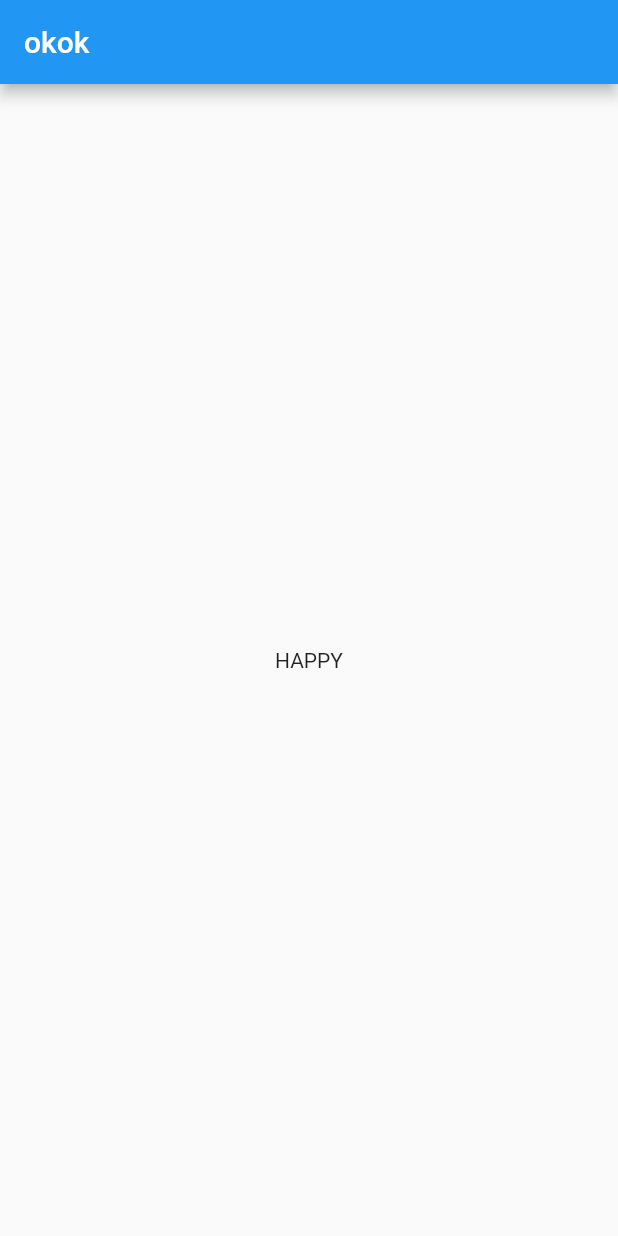
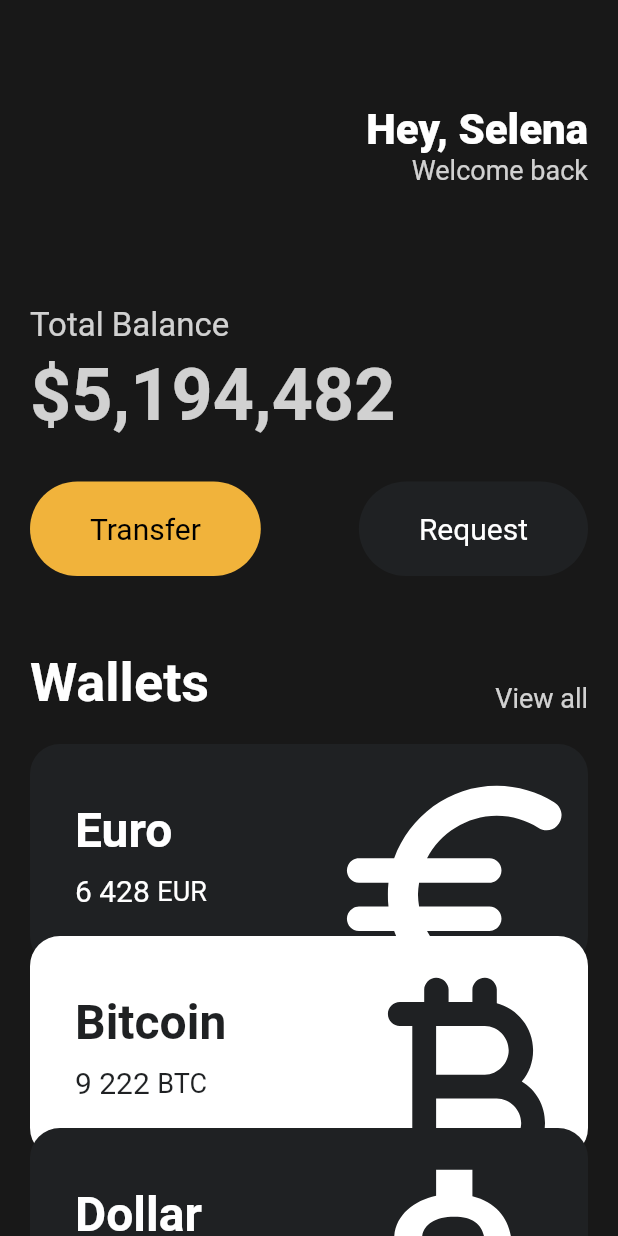
Before and after one commit to marooo326/Flutter-Tutorial, a Flutter app: the screen it shows after launch, on a phone screen of 412 x 824 dp. Run offline on Flutter 3.47's test engine with Material 2 defaults, Android fonts, the phone set to English and light mode, and no system bars.

Commit message:
UI Challenge

```diff
--- a/lib/main.dart
+++ b/lib/main.dart
@@ -1,23 +1,147 @@
-import 'package:flutter/cupertino.dart';
 import 'package:flutter/material.dart';
+import 'package:toonflix/widgets/button.dart';
+import 'package:toonflix/widgets/currency_card.dart';
 
 void main() {
-  runApp(App());
+  runApp(const App());
 }
 
 class App extends StatelessWidget {
+  const App({super.key});
+
   @override
   Widget build(BuildContext context) {
-    // TODO: implement build\
     return MaterialApp(
       home: Scaffold(
-        appBar: AppBar(
-          title: Text("okok"),
-        ),
-        body: Center(
-          child: Text("HAPPY"),
+        backgroundColor: const Color(0xFF181818),
+        body: SingleChildScrollView(
+          child: Padding(
+            padding: const EdgeInsets.symmetric(
+              horizontal: 20,
+            ),
+            child: Column(
+              crossAxisAlignment: CrossAxisAlignment.start,
+              children: [
+                const SizedBox(
+                  height: 70,
+                ),
+                Row(
+                  mainAxisAlignment: MainAxisAlignment.end,
+                  children: [
+                    Column(
+                      crossAxisAlignment: CrossAxisAlignment.end,
+                      children: [
+                        const Text(
+                          "Hey, Selena",
+                          style: TextStyle(
+                            color: Colors.white,
+                            fontSize: 28,
+                            fontWeight: FontWeight.w800,
+                          ),
+                        ),
+                        Text(
+                          "Welcome back",
+                          style: TextStyle(
+                            color: Colors.white.withOpacity(0.8),
+                            fontSize: 18,
+                          ),
+                        ),
+                      ],
+                    ),
+                  ],
+                ),
+                const SizedBox(
+                  height: 80,
+                ),
+                Text(
+                  'Total Balance',
+                  style: TextStyle(
+                    color: Colors.white.withOpacity(0.8),
+                    fontSize: 22,
+                  ),
+                ),
+                const SizedBox(
+                  height: 5,
+                ),
+                Text(
+                  '\$5,194,482',
+                  style: TextStyle(
+                    color: Colors.white.withOpacity(0.8),
+                    fontSize: 48,
+                    fontWeight: FontWeight.w600,
+                  ),
+                ),
+                const SizedBox(
+                  height: 30,
+                ),
+                Row(
+                  mainAxisAlignment: MainAxisAlignment.spaceBetween,
+                  children: const [
+                    Button(
+                      text: 'Transfer',
+                      bgColor: Color(0xfff1b33b),
+                      textColor: Colors.black,
+                    ),
+                    Button(
+                      text: 'Request',
+                      bgColor: Color(0xff1f2123),
+                      textColor: Colors.white,
+                    ),
+                  ],
+                ),
+                const SizedBox(
+                  height: 50,
+                ),
+                Row(
+                  mainAxisAlignment: MainAxisAlignment.spaceBetween,
+                  crossAxisAlignment: CrossAxisAlignment.end,
+                  children: [
+                    const Text(
+                      'Wallets',
+                      style: TextStyle(
+                        color: Colors.white,
+                        fontSize: 36,
+                        fontWeight: FontWeight.w600,
+                      ),
+                    ),
+                    Text(
+                      'View all',
+                      style: TextStyle(
+                        color: Colors.white.withOpacity(0.8),
+                        fontSize: 18,
+                      ),
+                    ),
+                  ],
+                ),
+                const SizedBox(
+                  height: 20,
+                ),
+                const CurrencyCard(
+                    name: 'Euro',
+                    code: 'EUR',
+                    amount: '6 428',
+                    icon: Icons.euro_rounded,
+                    isInverted: false,
+                    order: 1),
+                const CurrencyCard(
+                    name: 'Bitcoin',
+                    code: 'BTC',
+                    amount: '9 222',
+                    icon: Icons.currency_bitcoin_rounded,
+                    isInverted: true,
+                    order: 2),
+                const CurrencyCard(
+                    name: 'Dollar',
+                    code: 'USD',
+                    amount: '428',
+                    icon: Icons.attach_money_outlined,
+                    isInverted: false,
+                    order: 3),
+              ],
+            ),
+          ),
         ),
       ),
     );
   }
-}s
+}
--- /dev/null
+++ b/lib/widgets/button.dart
@@ -0,0 +1,37 @@
+import 'package:flutter/material.dart';
+
+class Button extends StatelessWidget {
+  final String text;
+  final Color bgColor;
+  final Color textColor;
+
+  const Button({
+    super.key,
+    required this.text,
+    required this.bgColor,
+    required this.textColor,
+  });
+
+  @override
+  Widget build(BuildContext context) {
+    return Container(
+      decoration: BoxDecoration(
+        color: bgColor,
+        borderRadius: BorderRadius.circular(45),
+      ),
+      child: Padding(
+        padding: const EdgeInsets.symmetric(
+          vertical: 20,
+          horizontal: 40,
+        ),
+        child: Text(
+          text,
+          style: TextStyle(
+            fontSize: 20,
+            color: textColor,
+          ),
+        ),
+      ),
+    );
+  }
+}
--- /dev/null
+++ b/lib/widgets/currency_card.dart
@@ -0,0 +1,96 @@
+import 'package:flutter/material.dart';
+
+class CurrencyCard extends StatelessWidget {
+  final String name, code, amount;
+  final IconData icon;
+  final bool isInverted;
+  final double order;
+
+  const CurrencyCard({
+    super.key,
+    required this.name,
+    required this.code,
+    required this.amount,
+    required this.icon,
+    required this.isInverted,
+    required this.order,
+  });
+
+  @override
+  Widget build(BuildContext context) {
+    return Transform.translate(
+      offset: Offset(0, -20 * (order - 1)),
+      child: Container(
+        clipBehavior: Clip.hardEdge,
+        decoration: BoxDecoration(
+          color: isInverted ? Colors.white : const Color(0xff1f2123),
+          borderRadius: BorderRadius.circular(20),
+        ),
+        child: Padding(
+          padding: const EdgeInsets.all(30),
+          child: Row(
+            mainAxisAlignment: MainAxisAlignment.spaceBetween,
+            children: [
+              Column(
+                crossAxisAlignment: CrossAxisAlignment.start,
+                children: [
+                  Text(
+                    name,
+                    style: TextStyle(
+                      color:
+                          isInverted ? const Color(0xff1f2123) : Colors.white,
+                      fontSize: 32,
+                      fontWeight: FontWeight.w600,
+                    ),
+                  ),
+                  const SizedBox(
+                    height: 10,
+                  ),
+                  Row(
+                    children: [
+                      Text(
+                        amount,
+                        style: TextStyle(
+                          color: isInverted
+                              ? const Color(0xff1f2123)
+                              : Colors.white,
+                          fontSize: 20,
+                        ),
+                      ),
+                      const SizedBox(
+                        width: 5,
+                      ),
+                      Text(
+                        code,
+                        style: TextStyle(
+                          color: isInverted
+                              ? const Color(0xff1f2123)
+                              : Colors.white,
+                          fontSize: 18,
+                        ),
+                      ),
+                    ],
+                  ),
+                ],
+              ),
+              Transform.scale(
+                scale: 2.2,
+                child: Transform.translate(
+                  offset: const Offset(
+                    -5,
+                    12,
+                  ),
+                  child: Icon(
+                    icon,
+                    color: isInverted ? const Color(0xff1f2123) : Colors.white,
+                    size: 88,
+                  ),
+                ),
+              ),
+            ],
+          ),
+        ),
+      ),
+    );
+  }
+}
```
